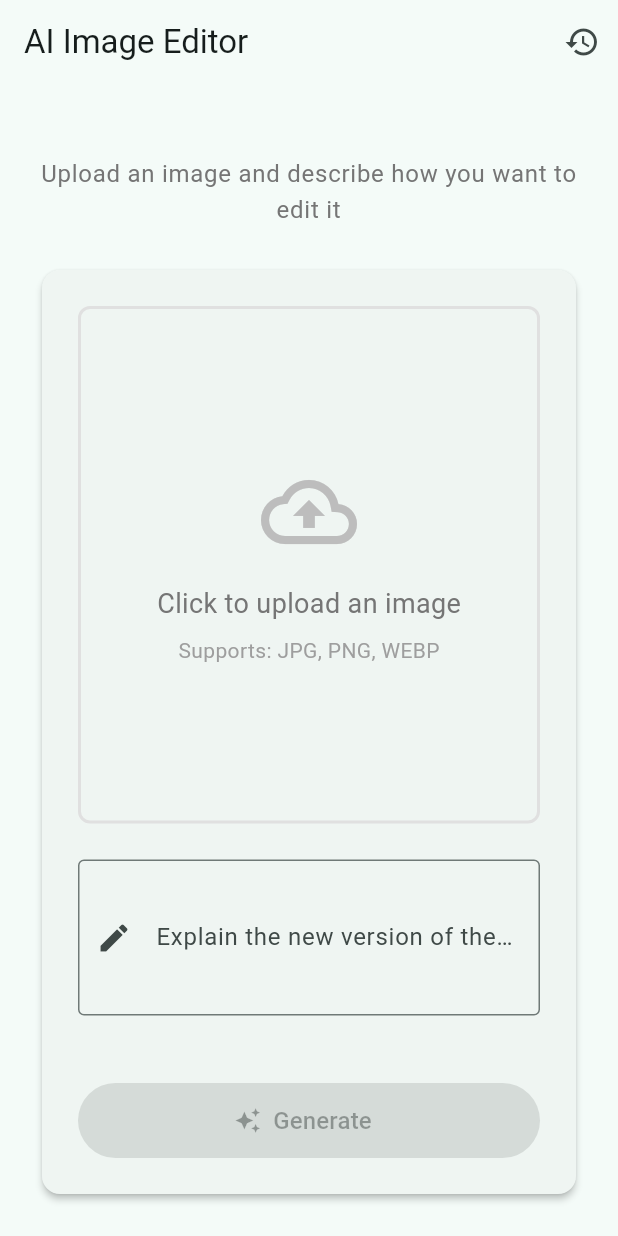
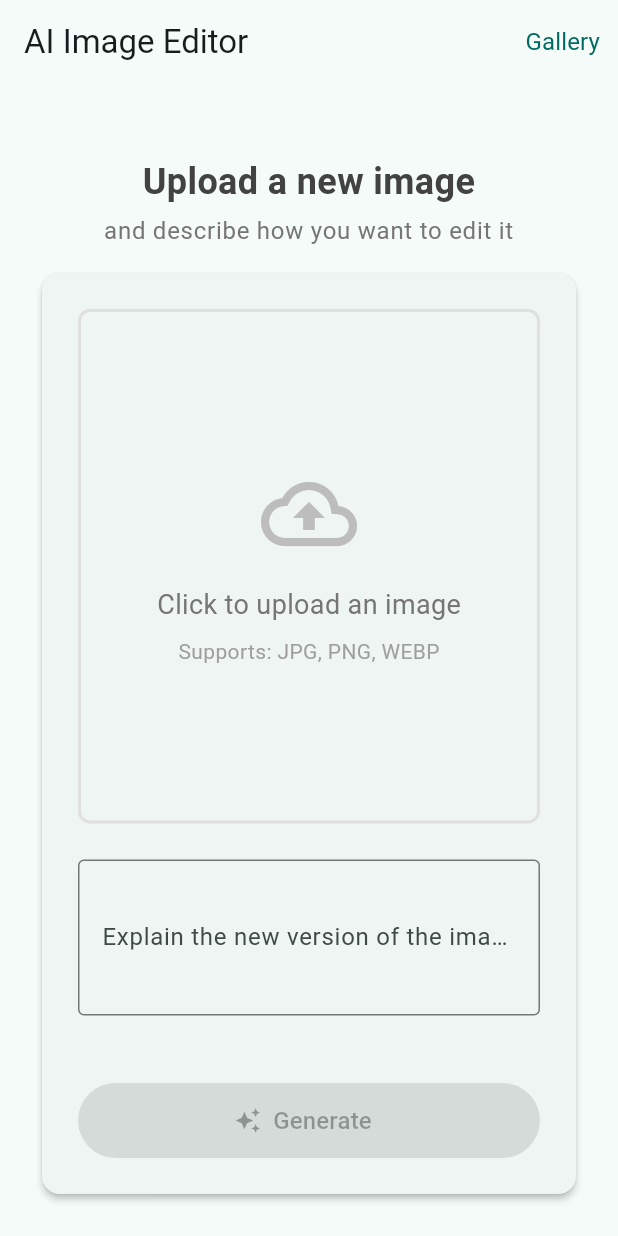
Before and after one commit to arjinakgul/flutter-ai-image-editing-web-app, a Flutter app: the screen it shows after launch, after a tap on "Click to upload an image", on a phone screen of 412 x 824 dp. Run offline on Flutter 3.47's test engine with Material 3 defaults, Android fonts, the phone set to English and light mode, and no system bars; our stand-ins replace file_picker; missing offline and left inert: dart:html; network calls fail.

Commit message:
Refactor History and Home Page UI: Update titles, improve error messages, and enhance layout for better user experience.

```diff
--- a/frontend/lib/screens/home_page.dart
+++ b/frontend/lib/screens/home_page.dart
@@ -41,6 +41,8 @@ class _HomePageState extends State<HomePage> {
     if (_currentJob != null) {
       _originalImageUrl = _currentJob!.originalImageUrl;
       _editedImageUrl = _currentJob!.editedImageUrl;
+      _selectedImageIndex = 1;
+      _statusMessage = 'Image loaded successfully!';
     }
   }
 
@@ -60,9 +62,9 @@ class _HomePageState extends State<HomePage> {
       }
     } catch (e) {
       if (mounted) {
-        ScaffoldMessenger.of(
-          context,
-        ).showSnackBar(SnackBar(content: Text('Error picking image: $e')));
+        ScaffoldMessenger.of(context).showSnackBar(
+          SnackBar(content: Text('Error picking image from file system')),
+        );
       }
     }
   }
@@ -119,7 +121,7 @@ class _HomePageState extends State<HomePage> {
       if (mounted) {
         ScaffoldMessenger.of(context).showSnackBar(
           SnackBar(
-            content: Text('Error downloading image: $e'),
+            content: Text('Error downloading image to downloads folder.'),
             backgroundColor: Colors.red,
           ),
         );
@@ -132,7 +134,7 @@ class _HomePageState extends State<HomePage> {
     if (_promptController.text.isEmpty) {
       ScaffoldMessenger.of(context).showSnackBar(
         const SnackBar(
-          content: Text('Please enter a prompt'),
+          content: Text('Please enter a prompt to generate an image'),
           backgroundColor: Colors.red,
         ),
       );
@@ -140,6 +142,12 @@ class _HomePageState extends State<HomePage> {
     }
 
     if (_imageBytes == null && _currentJob == null) {
+      ScaffoldMessenger.of(context).showSnackBar(
+        const SnackBar(
+          content: Text('Please upload an image or select a version'),
+          backgroundColor: Colors.red,
+        ),
+      );
       return;
     }
 
@@ -195,6 +203,7 @@ class _HomePageState extends State<HomePage> {
 
           if (completedJob.isCompleted && completedJob.editedImageUrl != null) {
             _editedImageUrl = completedJob.editedImageUrl;
+            _selectedImageIndex = 1;
             _statusMessage =
                 'Image ready! Choose a version to continue or upload a new image.';
             ScaffoldMessenger.of(context).showSnackBar(
@@ -205,11 +214,11 @@ class _HomePageState extends State<HomePage> {
             );
           } else if (completedJob.isFailed) {
             _statusMessage =
-                'Failed: ${completedJob.errorMessage ?? "Unknown error"}';
+                'Something went wrong. Please try again with a different image or prompt.';
             ScaffoldMessenger.of(context).showSnackBar(
               SnackBar(
                 content: Text(
-                  'Error: ${completedJob.errorMessage ?? "Unknown error"}',
+                  'Sorry, we couldn\'t process your image. Please try again.',
                 ),
                 backgroundColor: Colors.red,
               ),
@@ -225,7 +234,7 @@ class _HomePageState extends State<HomePage> {
         });
         ScaffoldMessenger.of(context).showSnackBar(
           SnackBar(
-            content: Text('Unexpected error: $e'),
+            content: Text('Unexpected error occurred. Please try again.'),
             backgroundColor: Colors.red,
           ),
         );
@@ -335,15 +344,17 @@ class _HomePageState extends State<HomePage> {
       appBar: AppBar(
         title: const Text('AI Image Editor'),
         actions: [
-          IconButton(
-            icon: const Icon(Icons.history),
+          TextButton(
             onPressed: () {
               Navigator.push(
                 context,
                 MaterialPageRoute(builder: (context) => const HistoryPage()),
               );
             },
-            tooltip: 'View History',
+            child: const Text(
+              'Gallery',
+              style: TextStyle(fontSize: 16, fontWeight: FontWeight.w400),
+            ),
           ),
         ],
       ),
@@ -358,13 +369,25 @@ class _HomePageState extends State<HomePage> {
               // Header
               const SizedBox(height: 24),
               Text(
-                'Upload an image and describe how you want to edit it',
+                _selectedImageIndex == -1
+                    ? 'Upload a new image'
+                    : 'Choose a version',
+                textAlign: TextAlign.center,
+                style: TextStyle(
+                  fontSize: 24,
+                  fontWeight: FontWeight.bold,
+                  color: Colors.grey[800],
+                ),
+              ),
+              const SizedBox(height: 4),
+              Text(
+                'and describe how you want to edit it',
                 style: Theme.of(
                   context,
                 ).textTheme.bodyLarge?.copyWith(color: Colors.grey[600]),
                 textAlign: TextAlign.center,
               ),
-              const SizedBox(height: 24),
+              const SizedBox(height: 12),
 
               // Main content area
               Expanded(
@@ -386,7 +409,6 @@ class _HomePageState extends State<HomePage> {
                             labelText: 'Explain the new version of the image',
                             hintText: 'e.g., Add a sunset in the background',
                             border: OutlineInputBorder(),
-                            prefixIcon: Icon(Icons.edit),
                           ),
                           maxLines: 3,
                           enabled: !_isLoading,
@@ -434,10 +456,7 @@ class _HomePageState extends State<HomePage> {
                               child: SizedBox(
                                 height: 50,
                                 child: ElevatedButton.icon(
-                                  onPressed:
-                                      (_imageBytes != null && !_isLoading ||
-                                          (_currentJob != null &&
-                                              _selectedImageIndex != -1))
+                                  onPressed: _imageBytes != null && !_isLoading
                                       ? _generateImage
                                       : null,
                                   icon: _isLoading
```
Also changed, not shown: frontend/lib/screens/history_page.dart (+7 -4 lines).
